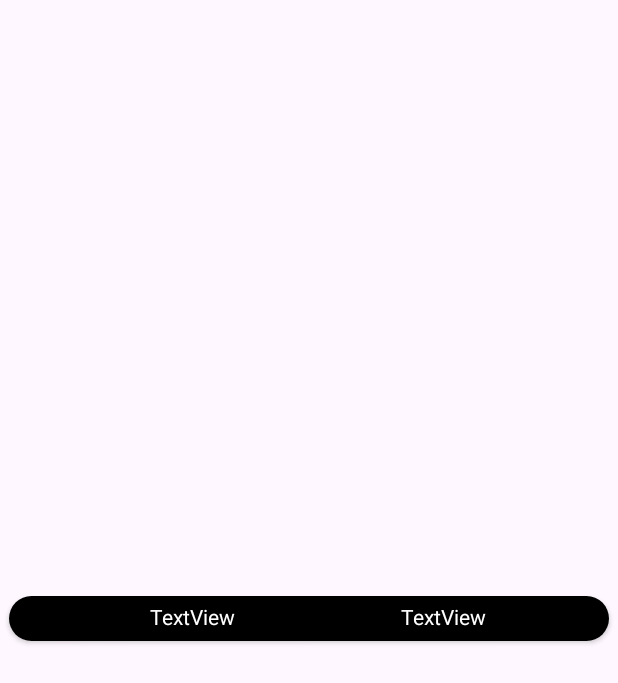
After one commit to opaacheco/enviar_mensagem, an Android app: the layout recycler_view_row.xml on its own in the app's theme, with its tools: preview values and no code run, on a phone screen of 412 x 824 dp. The commit adds this screen. Shown: the top 683 px of the screen. Run offline under Robolectric (Android 15) with nearby library versions, the phone set to English and light mode, and no system bars.

```diff
--- a/app/src/main/AndroidManifest.xml
+++ b/app/src/main/AndroidManifest.xml
@@ -3,6 +3,9 @@
     xmlns:tools="http://schemas.android.com/tools">
     <uses-permission android:name="android.permission.INTERNET" />
     <uses-permission android:name="android.permission.READ_CONTACTS" />
+    <queries>
+        <package android:name="com.whatsapp" />
+    </queries>
     <application
         android:allowBackup="true"
         android:dataExtractionRules="@xml/data_extraction_rules"
--- /dev/null
+++ b/app/src/main/res/layout/recycler_view_row.xml
@@ -0,0 +1,52 @@
+<?xml version="1.0" encoding="utf-8"?>
+<androidx.constraintlayout.widget.ConstraintLayout xmlns:android="http://schemas.android.com/apk/res/android"
+    xmlns:app="http://schemas.android.com/apk/res-auto"
+    xmlns:tools="http://schemas.android.com/tools"
+    android:layout_width="match_parent"
+    android:layout_height="match_parent"
+    android:orientation="horizontal"
+    android:id="@id/mRecyclerView">
+
+    <androidx.cardview.widget.CardView
+        android:id="@+id/mRecyclerView"
+        android:layout_width="400dp"
+        android:layout_height="30dp"
+        app:cardCornerRadius="80dp"
+        app:layout_constraintBottom_toBottomOf="parent"
+        app:layout_constraintEnd_toEndOf="parent"
+        app:layout_constraintStart_toStartOf="parent"
+        app:layout_constraintTop_toTopOf="parent"
+        tools:layout_editor_absoluteX="1dp">
+
+        <androidx.constraintlayout.widget.ConstraintLayout
+            android:layout_width="match_parent"
+            android:layout_height="match_parent"
+            android:background="@color/black">
+
+
+            <TextView
+                android:id="@+id/nameTextView"
+                android:layout_width="wrap_content"
+                android:layout_height="wrap_content"
+                android:layout_marginTop="4dp"
+                android:text="TextView"
+                android:textColor="@color/white"
+                app:layout_constraintEnd_toEndOf="parent"
+                app:layout_constraintHorizontal_bias="0.761"
+                app:layout_constraintStart_toStartOf="parent"
+                app:layout_constraintTop_toTopOf="parent" />
+
+            <TextView
+                android:id="@+id/numberTextView"
+                android:layout_width="wrap_content"
+                android:layout_height="wrap_content"
+                android:layout_marginTop="4dp"
+                android:text="TextView"
+                android:textColor="@color/white"
+                app:layout_constraintEnd_toEndOf="parent"
+                app:layout_constraintHorizontal_bias="0.273"
+                app:layout_constraintStart_toStartOf="parent"
+                app:layout_constraintTop_toTopOf="parent" />
+        </androidx.constraintlayout.widget.ConstraintLayout>
+    </androidx.cardview.widget.CardView>
+</androidx.constraintlayout.widget.ConstraintLayout>
```
Also changed, not shown: app/src/main/java/com/example/enviomensagens/CTT_recyclerViewAdaptado.kt (added, +37 -0 lines), app/src/main/java/com/example/enviomensagens/MainActivity.kt (+102 -30 lines), app/src/main/java/com/example/enviomensagens/classe/Contato.kt (added, +7 -0 lines), app/src/main/res/layout/activity_main.xml (+12 -29 lines), app/src/main/res/layout/contacto.xml (+12 -5 lines).
